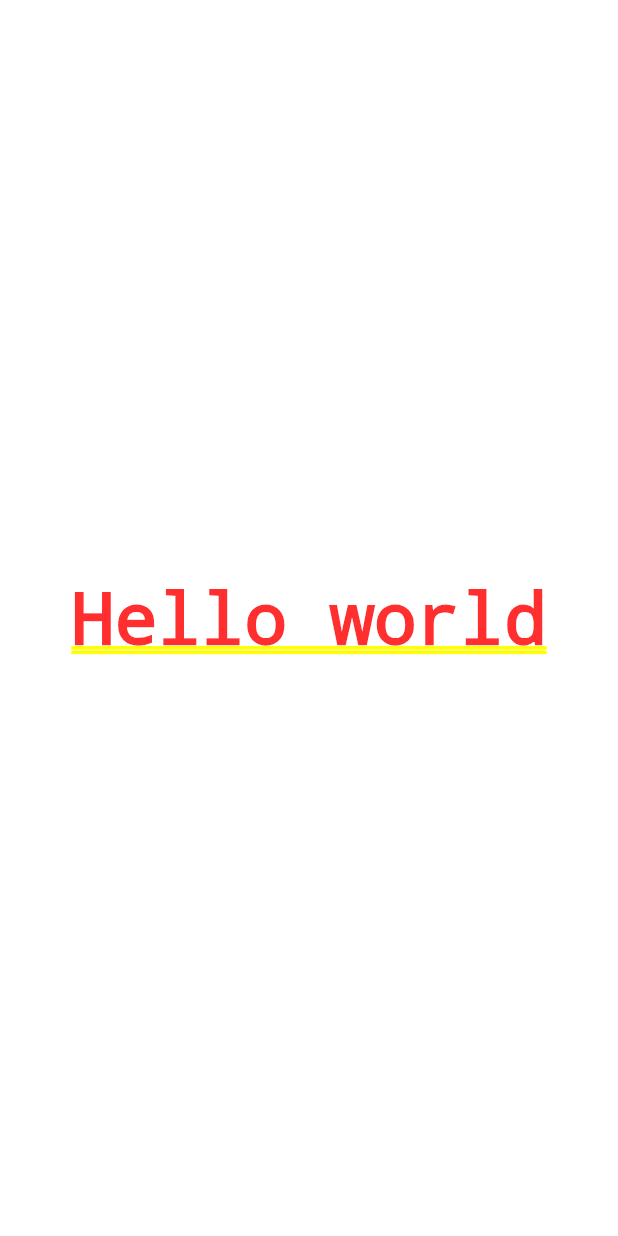
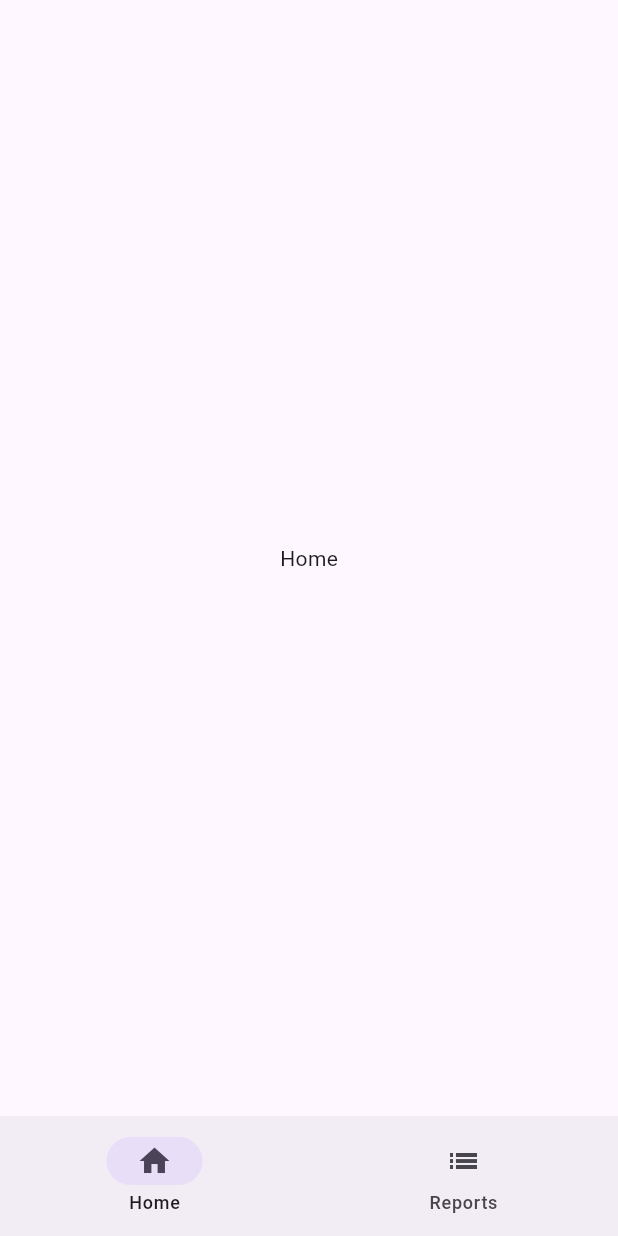
Before and after one commit to AlbenBustamante/personal-finances-manager-app, a Flutter app: the screen it shows after launch, on a phone screen of 412 x 824 dp. Run offline on Flutter 3.47's test engine with Material 3 defaults, Android fonts, the phone set to English and light mode, and no system bars.

Commit message:
add: main screens

```diff
--- a/lib/main.dart
+++ b/lib/main.dart
@@ -1,4 +1,5 @@
 import 'package:flutter/material.dart';
+import 'package:personal_finances_manager/screens/main_screen.dart';
 
 void main() {
   runApp(const MyApp());
@@ -15,7 +16,7 @@ class MyApp extends StatelessWidget {
         colorScheme: ColorScheme.fromSeed(seedColor: Colors.deepPurple),
         useMaterial3: true,
       ),
-      home: const Center(child: Text("Hello world")),
+      home: const MainScreen(),
     );
   }
 }
--- /dev/null
+++ b/lib/screens/home_screen.dart
@@ -0,0 +1,10 @@
+import 'package:flutter/material.dart';
+
+class HomeScreen extends StatelessWidget {
+  const HomeScreen({super.key});
+
+  @override
+  Widget build(BuildContext context) {
+    return const Center(child: Text("Home"));
+  }
+}
--- /dev/null
+++ b/lib/screens/main_screen.dart
@@ -0,0 +1,38 @@
+import 'package:flutter/material.dart';
+import 'package:personal_finances_manager/screens/home_screen.dart';
+import 'package:personal_finances_manager/screens/reports_screen.dart';
+
+class MainScreen extends StatefulWidget {
+  const MainScreen({super.key});
+
+  @override
+  State<MainScreen> createState() => _MainScreenState();
+}
+
+class _MainScreenState extends State<MainScreen> {
+  int _selectedIndex = 0;
+
+  static const _screens = <Widget>[
+    HomeScreen(),
+    ReportsScreen()
+  ];
+
+  @override
+  Widget build(BuildContext context) {
+    return Scaffold(
+      body: _screens[_selectedIndex],
+      bottomNavigationBar: NavigationBar(
+        selectedIndex: _selectedIndex,
+        onDestinationSelected: (value) {
+          setState(() {
+            _selectedIndex = value;
+          });
+        },
+        destinations: const [
+          NavigationDestination(icon: Icon(Icons.home_outlined), selectedIcon: Icon(Icons.home), label: 'Home'),
+          NavigationDestination(icon: Icon(Icons.list_outlined), selectedIcon: Icon(Icons.list_sharp), label: 'Reports')
+        ],
+      ),
+    );
+  }
+}
```
Also changed, not shown: lib/screens/reports_screen.dart (added, +15 -0 lines).
